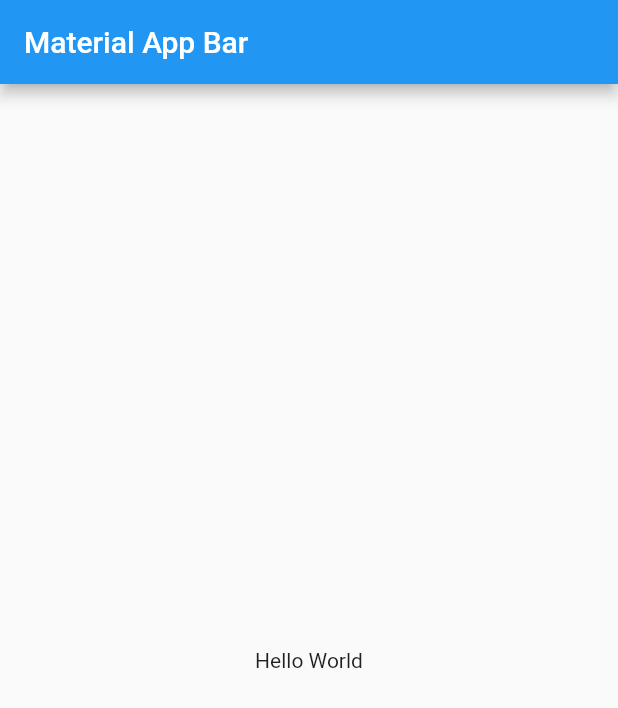
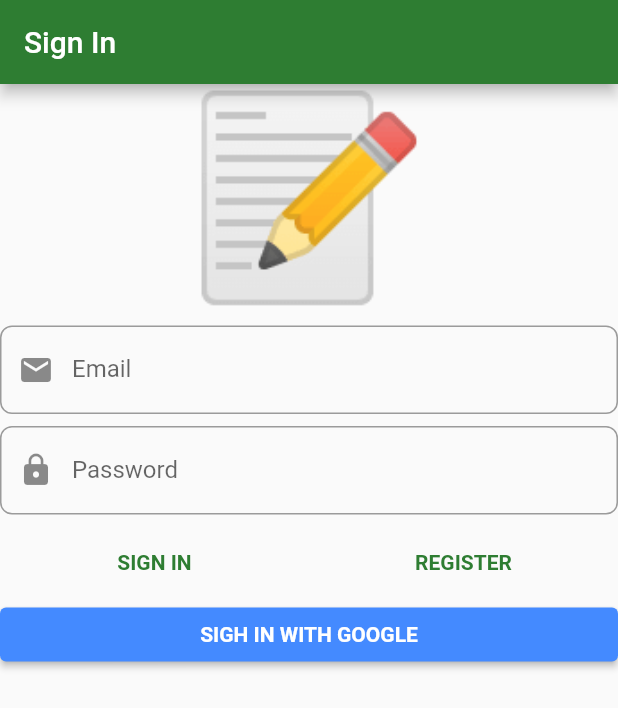
Before and after one commit to martynov-alex/notes-firebase-ddd-course-flutter, a Flutter app: the screen it shows after launch, on a phone screen of 412 x 824 dp. Shown: the top 708 px of the screen. Run offline on Flutter 3.47's test engine with Material 2 defaults, Android fonts, the phone set to English and light mode, and no system bars; our stand-ins replace bloc, cloud_firestore, dartz, firebase_auth, firebase_core, flutter_bloc and 4 more; accounts and stored records are empty.

Commit message:
[8] - Sign-In Form UI

```diff
--- a/lib/application/auth/sign_in_form/sign_in_form_bloc.dart
+++ b/lib/application/auth/sign_in_form/sign_in_form_bloc.dart
@@ -1,5 +1,6 @@
 import 'package:bloc/bloc.dart';
 import 'package:dartz/dartz.dart';
+import 'package:flutter/material.dart';
 import 'package:freezed_annotation/freezed_annotation.dart';
 import 'package:injectable/injectable.dart';
 import 'package:notes_firebase_ddd_course/domain/auth/auth_failure.dart';
@@ -61,7 +62,7 @@ class SignInFormBloc extends Bloc<SignInFormEvent, SignInFormState> {
     }
     emit(state.copyWith(
       isSubmitting: false,
-      showErrorMessages: true,
+      showErrorMessages: AutovalidateMode.always,
       authFailureOrSuccessOption: optionOf(failureOrSuccess),
     ));
   }
@@ -86,7 +87,7 @@ class SignInFormBloc extends Bloc<SignInFormEvent, SignInFormState> {
     }
     emit(state.copyWith(
       isSubmitting: false,
-      showErrorMessages: true,
+      showErrorMessages: AutovalidateMode.always,
       authFailureOrSuccessOption: optionOf(failureOrSuccess),
     ));
   }
--- a/lib/application/auth/sign_in_form/sign_in_form_state.dart
+++ b/lib/application/auth/sign_in_form/sign_in_form_state.dart
@@ -5,7 +5,7 @@ class SignInFormState with _$SignInFormState {
   const factory SignInFormState({
     required EmailAddress emailAddress,
     required Password password,
-    required bool showErrorMessages,
+    required AutovalidateMode showErrorMessages,
     required bool isSubmitting,
     required Option<Either<AuthFailure, Unit>> authFailureOrSuccessOption,
   }) = _SignInFormState;
@@ -13,7 +13,7 @@ class SignInFormState with _$SignInFormState {
   factory SignInFormState.initial() => SignInFormState(
         emailAddress: EmailAddress(''),
         password: Password(''),
-        showErrorMessages: false,
+        showErrorMessages: AutovalidateMode.disabled,
         isSubmitting: false,
         authFailureOrSuccessOption: none(),
       );
--- a/lib/injection.dart
+++ b/lib/injection.dart
@@ -3,7 +3,7 @@ import 'package:injectable/injectable.dart';
 
 import 'package:notes_firebase_ddd_course/injection.config.dart';
 
-final getIt = GetIt.instance;
+final GetIt getIt = GetIt.instance;
 
 @InjectableInit(
   initializerName: r'$initGetIt', // default
--- a/lib/main.dart
+++ b/lib/main.dart
@@ -1,27 +1,12 @@
+import 'package:firebase_core/firebase_core.dart';
 import 'package:flutter/material.dart';
 import 'package:injectable/injectable.dart';
 import 'package:notes_firebase_ddd_course/injection.dart';
+import 'package:notes_firebase_ddd_course/presentation/core/app_widget.dart';
 
-void main() {
+void main() async {
+  WidgetsFlutterBinding.ensureInitialized();
+  await Firebase.initializeApp();
   configureInjection(Environment.prod);
-  runApp(const MyApp());
+  runApp(const AppWidget());
 }
-
-class MyApp extends StatelessWidget {
-  const MyApp({Key? key}) : super(key: key);
-
-  @override
-  Widget build(BuildContext context) {
-    return MaterialApp(
-      title: 'Material App',
-      home: Scaffold(
-        appBar: AppBar(
-          title: const Text('Material App Bar'),
-        ),
-        body: const Center(
-          child: Text('Hello World'),
-        ),
-      ),
-    );
-  }
-}
--- /dev/null
+++ b/lib/presentation/core/app_widget.dart
@@ -0,0 +1,24 @@
+import 'package:flutter/material.dart';
+import 'package:notes_firebase_ddd_course/presentation/sign_in/sign_in_page.dart';
+
+class AppWidget extends StatelessWidget {
+  const AppWidget({Key? key}) : super(key: key);
+
+  @override
+  Widget build(BuildContext context) {
+    return MaterialApp(
+      title: 'Notes',
+      home: const SignInPage(),
+      debugShowCheckedModeBanner: false,
+      theme: ThemeData.light().copyWith(
+        colorScheme: ColorScheme.fromSwatch().copyWith(
+          primary: Colors.green[800],
+          secondary: Colors.blueAccent,
+        ),
+        inputDecorationTheme: InputDecorationTheme(
+          border: OutlineInputBorder(borderRadius: BorderRadius.circular(8)),
+        ),
+      ),
+    );
+  }
+}
--- /dev/null
+++ b/lib/presentation/sign_in/sign_in_page.dart
@@ -0,0 +1,22 @@
+import 'package:flutter/material.dart';
+import 'package:flutter_bloc/flutter_bloc.dart';
+import 'package:notes_firebase_ddd_course/application/auth/sign_in_form/sign_in_form_bloc.dart';
+import 'package:notes_firebase_ddd_course/injection.dart';
+import 'package:notes_firebase_ddd_course/presentation/sign_in/widgets/sign_in_form.dart';
+
+class SignInPage extends StatelessWidget {
+  const SignInPage({Key? key}) : super(key: key);
+
+  @override
+  Widget build(BuildContext context) {
+    return Scaffold(
+      appBar: AppBar(
+        title: const Text('Sign In'),
+      ),
+      body: BlocProvider(
+        create: (_) => getIt<SignInFormBloc>(),
+        child: SignInForm(),
+      ),
+    );
+  }
+}
--- /dev/null
+++ b/lib/presentation/sign_in/widgets/sign_in_form.dart
@@ -0,0 +1,99 @@
+import 'package:flutter/material.dart';
+import 'package:flutter_bloc/flutter_bloc.dart';
+import 'package:notes_firebase_ddd_course/application/auth/sign_in_form/sign_in_form_bloc.dart';
+
+class SignInForm extends StatelessWidget {
+  const SignInForm({Key? key}) : super(key: key);
+
+  @override
+  Widget build(BuildContext context) {
+    return BlocConsumer<SignInFormBloc, SignInFormState>(
+      listener: (context, state) {
+        state.authFailureOrSuccessOption.fold(
+          () {},
+          (either) => either.fold(
+            (failure) {
+              ScaffoldMessenger.of(context).showSnackBar(
+                SnackBar(
+                  content: Text(
+                    failure.map(
+                      cancelledByUser: (_) => 'Cancelled',
+                      serverError: (_) => 'Server error',
+                      emailAlreadyInUse: (_) => 'Email already in use',
+                      invalidEmailAndUserCombination: (_) => 'Invalid email and password combination',
+                    ),
+                    textAlign: TextAlign.center,
+                  ),
+                  behavior: SnackBarBehavior.floating,
+                ),
+              );
+            },
+            (_) {},
+          ),
+        );
+      },
+      builder: (context, state) {
+        return Form(
+          autovalidateMode: state.showErrorMessages,
+          child: ListView(
+            children: [
+              const Text('📝', textAlign: TextAlign.center, style: TextStyle(fontSize: 130)),
+              const SizedBox(height: 8),
+              TextFormField(
+                decoration: const InputDecoration(prefixIcon: Icon(Icons.email), labelText: 'Email'),
+                autocorrect: false,
+                onChanged: (value) => context.read<SignInFormBloc>().add(SignInFormEvent.emailChanged(value)),
+                validator: (_) => context.read<SignInFormBloc>().state.emailAddress.value.fold(
+                      (f) => f.maybeMap(invalidEmail: (_) => 'Invalid email', orElse: () => null),
+                      (_) => null,
+                    ),
+              ),
+              const SizedBox(height: 8),
+              TextFormField(
+                decoration: const InputDecoration(prefixIcon: Icon(Icons.lock), labelText: 'Password'),
+                autocorrect: false,
+                obscureText: true,
+                onChanged: (value) => context.read<SignInFormBloc>().add(SignInFormEvent.passwordChanged(value)),
+                validator: (_) => context.read<SignInFormBloc>().state.password.value.fold(
+                      (f) => f.maybeMap(shortPassword: (_) => 'Short password', orElse: () => null),
+                      (_) => null,
+                    ),
+              ),
+              const SizedBox(height: 8),
+              Row(
+                children: [
+                  Expanded(
+                    child: TextButton(
+                      onPressed: () {
+                        context.read<SignInFormBloc>().add(const SignInFormEvent.signInWithEmailAndPasswordPressed());
+                      },
+                      child: const Text('SIGN IN', style: TextStyle(fontWeight: FontWeight.bold)),
+                    ),
+                  ),
+                  Expanded(
+                    child: TextButton(
+                      onPressed: () {
+                        context.read<SignInFormBloc>().add(const SignInFormEvent.registerWithEmailAndPasswordPressed());
+                      },
+                      child: const Text('REGISTER', style: TextStyle(fontWeight: FontWeight.bold)),
+                    ),
+                  ),
+                ],
+              ),
+              ElevatedButton(
+                onPressed: () {
+                  context.read<SignInFormBloc>().add(const SignInFormEvent.signInWithGooglePressed());
+                },
+                style: ElevatedButton.styleFrom(
+                  primary: Colors.blueAccent,
+                  onPrimary: Colors.white,
+                ),
+                child: const Text('SIGH IN WITH GOOGLE', style: TextStyle(fontWeight: FontWeight.bold)),
+              ),
+            ],
+          ),
+        );
+      },
+    );
+  }
+}
--- a/pubspec.yaml
+++ b/pubspec.yaml
@@ -17,6 +17,7 @@ dependencies:
   flutter:
     sdk: flutter
   flutter_bloc: ^8.0.1
+  flutter_flushbar: ^0.0.2
   freezed: ^2.0.3+1
   freezed_annotation: ^2.0.3
   get_it: ^7.2.0
```
Also changed, not shown: lib/application/auth/sign_in_form/sign_in_form_bloc.freezed.dart, lib/injection.config.dart, pubspec.lock, 4 other files.
